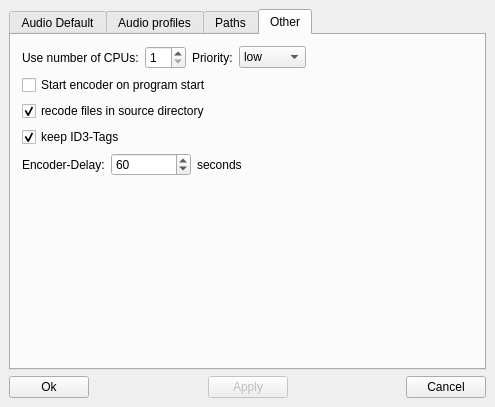
Qt form src/forms/setup/setup.ui (pfedick/mp3encoder) before a commit.
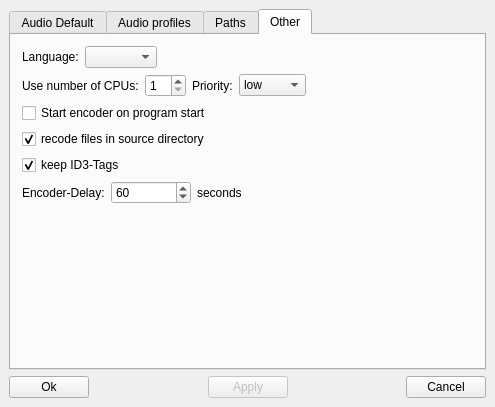
The same form after that commit. The open tabs and pages were chosen to show the change. Icons and pictures are not drawn.

The edit to the form file:
```diff
--- a/src/forms/setup/setup.ui
+++ b/src/forms/setup/setup.ui
@@ -1086,6 +1086,36 @@
          <property name="bottomMargin">
           <number>0</number>
          </property>
+         <item>
+          <layout class="QHBoxLayout" name="horizontalLayout">
+           <property name="topMargin">
+            <number>0</number>
+           </property>
+           <item>
+            <widget class="QLabel" name="label_8">
+             <property name="text">
+              <string>Language:</string>
+             </property>
+            </widget>
+           </item>
+           <item>
+            <widget class="QComboBox" name="languageComboBox"/>
+           </item>
+           <item>
+            <spacer name="horizontalSpacer">
+             <property name="orientation">
+              <enum>Qt::Horizontal</enum>
+             </property>
+             <property name="sizeHint" stdset="0">
+              <size>
+               <width>40</width>
+               <height>20</height>
+              </size>
+             </property>
+            </spacer>
+           </item>
+          </layout>
+         </item>
          <item>
           <layout class="QHBoxLayout">
            <item>
```
Left out of the diff: 2 changed lines with no effect on the pictures.
